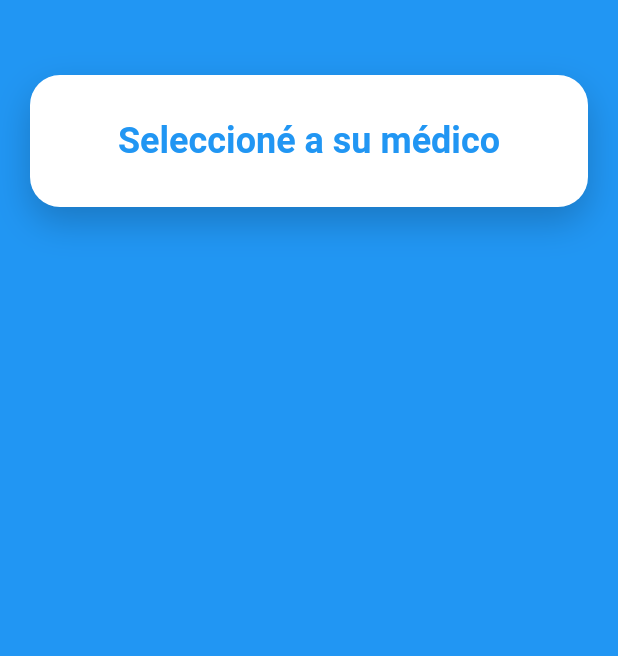
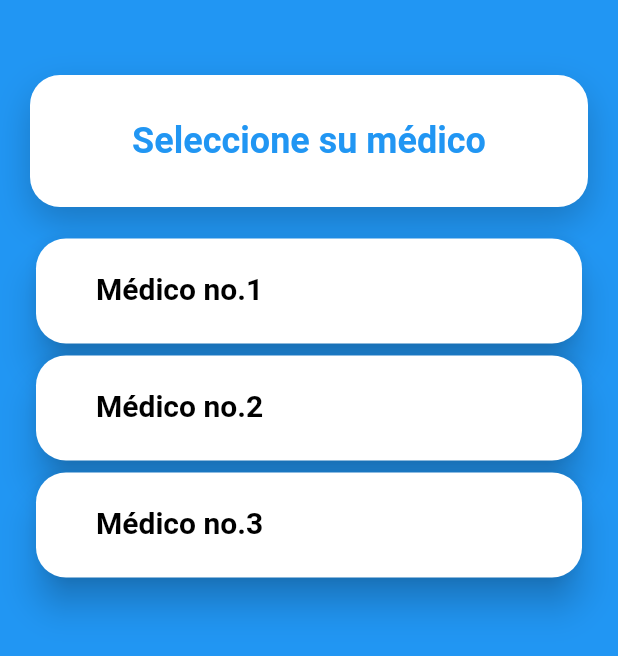
Before and after one commit to wsaldana/HealthTracker, a Flutter app: the screen it shows after launch, on a phone screen of 412 x 824 dp. Shown: the top 656 px of the screen. Run offline on Flutter 3.47's test engine with Material 2 defaults, Android fonts, the phone set to English and light mode, and no system bars; our stand-ins replace shared_preferences; missing offline and left inert: draw_graph; Roboto replaces fonts that are missing (Poppins).

Commit message:
seleccione a su medico

```diff
--- a/app/healthtracker/lib/screens/doctor.dart
+++ b/app/healthtracker/lib/screens/doctor.dart
@@ -2,6 +2,7 @@
 class Doctor {
 
   String nombre;
+  String image;
 
-  Doctor({ this.nombre });
+  Doctor({ this.image, this.nombre });
 }
--- a/app/healthtracker/lib/screens/register_doctor.dart
+++ b/app/healthtracker/lib/screens/register_doctor.dart
@@ -7,14 +7,52 @@ class Register_doctor extends StatefulWidget {
   }
 }
 
-List<Doctor> doctor = [
-  Doctor(nombre: 'Médico no.1'),
-  Doctor(nombre: 'Médico no.2'),
-  Doctor(nombre: 'Médico no.3'),
-];
 
 
 class _Register_doctorState extends State<Register_doctor> {
+    List<Doctor> doctor = [
+    Doctor(nombre: 'Médico no.1'),
+    Doctor(nombre: 'Médico no.2'),
+    Doctor(nombre: 'Médico no.3'),
+
+  ];
+
+  Widget doctor_template(doctor) {
+
+    return Card(
+
+      shadowColor: Colors.black,
+      elevation: 10,
+      clipBehavior: Clip.antiAlias,
+      shape: RoundedRectangleBorder(borderRadius: BorderRadius.circular(20)),
+
+      child: Container(
+
+        margin: const EdgeInsets.all(10),
+        height: 50,
+        width: double.infinity,
+        padding: const EdgeInsets.fromLTRB(30, 12, 12, 12),
+
+
+        child: Column(
+          crossAxisAlignment: CrossAxisAlignment.start,
+          children: <Widget> [
+            Text(
+              doctor.nombre,
+              textAlign: TextAlign.left,
+              style: TextStyle(
+                fontSize: 20.0,
+                fontWeight: FontWeight.bold,
+                color: Colors.black
+              ),
+            ),
+        ],),
+      )
+
+    );
+
+  }
+
   Widget build(BuildContext context) => Scaffold(
         backgroundColor: Theme.of(context).accentColor,
         body: SingleChildScrollView(
@@ -39,15 +77,30 @@ class _Register_doctorState extends State<Register_doctor> {
                         child: Column(
                       children: [
                         Text(
-                          "Seleccioné a su médico",
+                          "Seleccione su médico",
                           style: Theme.of(context).textTheme.headline2,
                         ),
                       ],
                     ))),
+                Container(
+
+                    width: double.infinity,
+                    padding: EdgeInsets.symmetric(vertical: 25, horizontal: 0),
+                    margin: EdgeInsets.symmetric(vertical: 130, horizontal: 20),
+                    child: Form(
+                        child: Column(
+
+                      children: doctor.map((doctor) => doctor_template(doctor)).toList(),
+                    ))),
+
 
               ])
             ],
           ),
         ),
       );
+
+
+
+
 }
```
Also changed, not shown: app/healthtracker/lib/img/doc.png (added).
